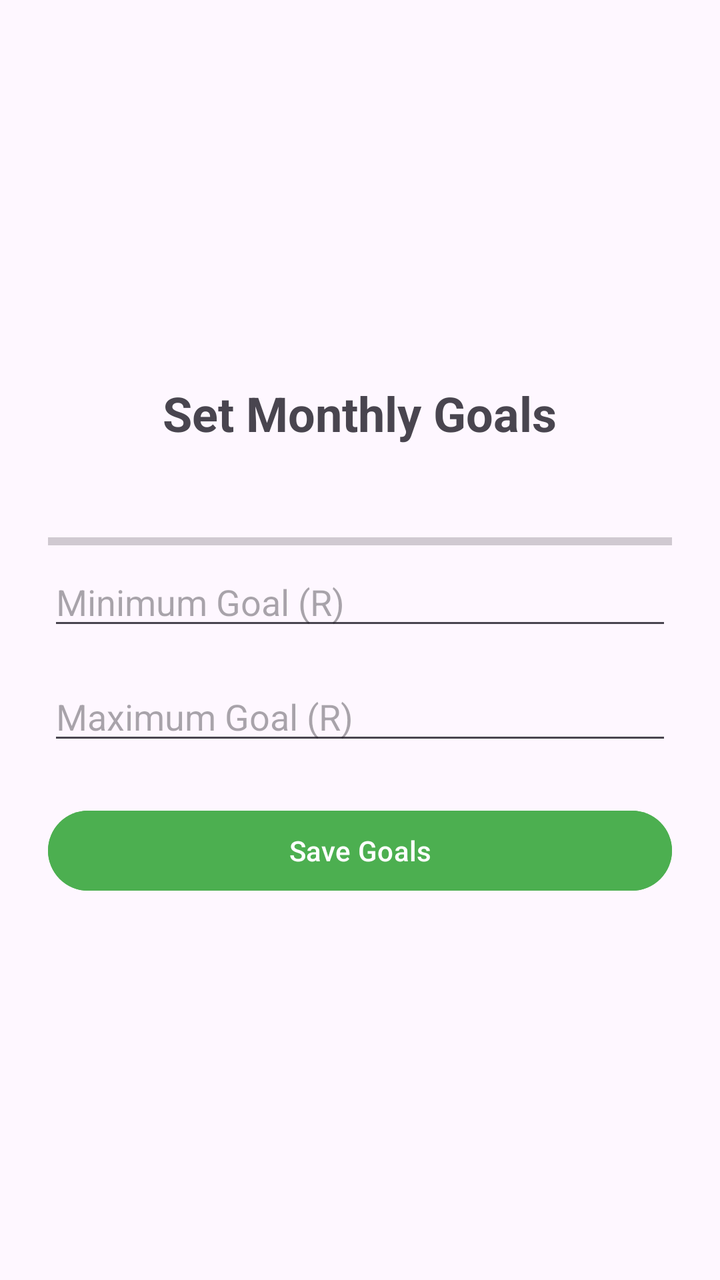
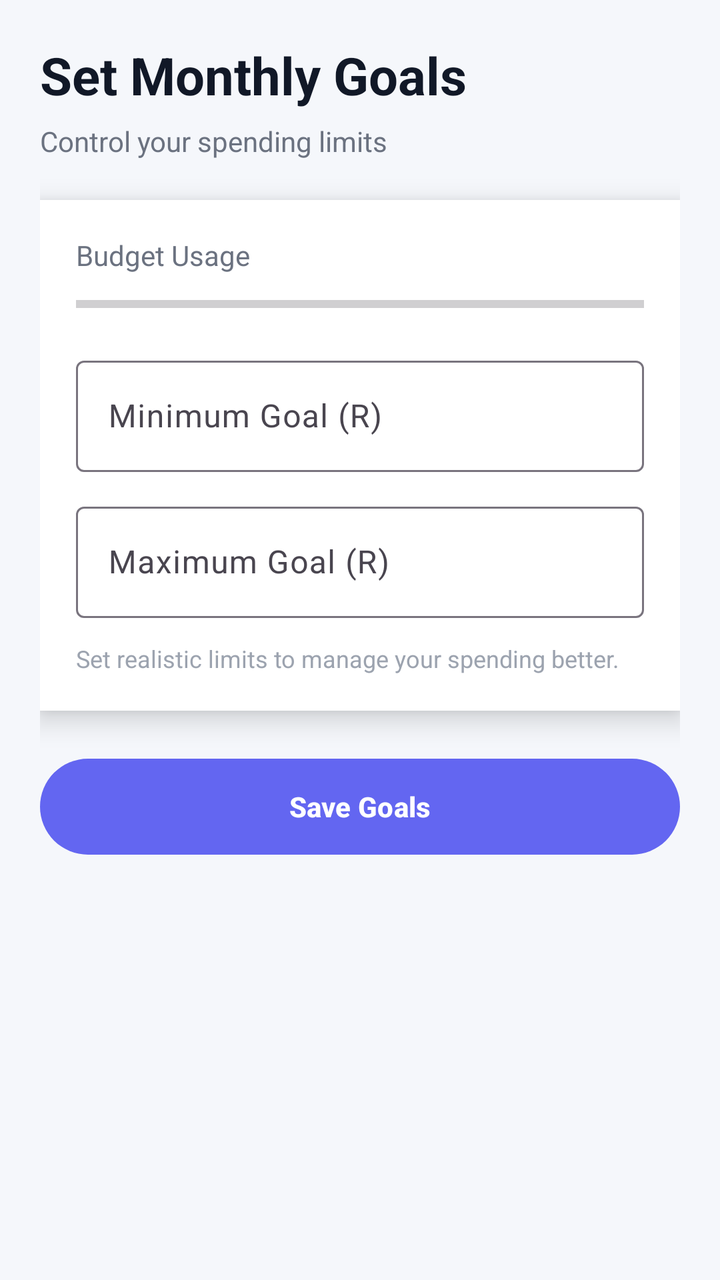

Compare the two renders of this Android layout. The source of the first and the diff that turns it into the second are given below.
<!-- AndroidManifest.xml: application theme Theme.BudgetX -->
<!-- res/layout/activity_goal_settings.xml -->
<LinearLayout xmlns:android="http://schemas.android.com/apk/res/android"
    android:layout_width="match_parent"
    android:layout_height="match_parent"
    android:orientation="vertical"
    android:padding="24dp"
    android:gravity="center">

    <TextView
        android:layout_width="wrap_content"
        android:layout_height="wrap_content"
        android:text="Set Monthly Goals"
        android:textSize="24sp"
        android:textStyle="bold"
        android:layout_marginBottom="32dp" />

    <ProgressBar
        android:id="@+id/pbBudget"
        style="?android:attr/progressBarStyleHorizontal"
        android:layout_width="match_parent"
        android:layout_height="wrap_content"
        android:max="100"
        android:progress="0"
        android:progressTint="#4CAF50"
        android:layout_marginTop="8dp" />

    <EditText
        android:id="@+id/etMinGoal"
        android:layout_width="match_parent"
        android:layout_height="wrap_content"
        android:hint="Minimum Goal (R)"
        android:inputType="numberDecimal"
        android:layout_marginBottom="16dp" />

    <EditText
        android:id="@+id/etMaxGoal"
        android:layout_width="match_parent"
        android:layout_height="wrap_content"
        android:hint="Maximum Goal (R)"
        android:inputType="numberDecimal"
        android:layout_marginBottom="24dp" />

    <Button
        android:id="@+id/btnSaveGoals"
        android:layout_width="match_parent"
        android:layout_height="wrap_content"
        android:text="Save Goals"
        android:backgroundTint="#4CAF50" />
</LinearLayout>
<!-- resources referenced by this layout -->
<resources>
  <style name="Theme.BudgetX" parent="Base.Theme.BudgetX" />
  <style name="Base.Theme.BudgetX" parent="Theme.Material3.DayNight.NoActionBar">
          
          
      </style>
</resources>

<!-- the commit's change to res/layout/activity_goal_settings.xml (unified diff, before → after) -->
@@ -1,48 +1,105 @@
 <LinearLayout xmlns:android="http://schemas.android.com/apk/res/android"
+    xmlns:app="http://schemas.android.com/apk/res-auto"
     android:layout_width="match_parent"
     android:layout_height="match_parent"
     android:orientation="vertical"
-    android:padding="24dp"
-    android:gravity="center">
+    android:background="#F5F7FB"
+    android:padding="20dp">
+
+    
+    <TextView
+        android:layout_width="wrap_content"
+        android:layout_height="wrap_content"
+        android:text="Set Monthly Goals"
+        android:textSize="26sp"
+        android:textStyle="bold"
+        android:textColor="#111827"
+        android:layout_marginBottom="6dp"/>
 
     <TextView
         android:layout_width="wrap_content"
         android:layout_height="wrap_content"
-        android:text="Set Monthly Goals"
-        android:textSize="24sp"
-        android:textStyle="bold"
-        android:layout_marginBottom="32dp" />
+        android:text="Control your spending limits"
+        android:textSize="14sp"
+        android:textColor="#6B7280"
+        android:layout_marginBottom="20dp"/>
 
-    <ProgressBar
-        android:id="@+id/pbBudget"
-        style="?android:attr/progressBarStyleHorizontal"
+    
+    <LinearLayout
         android:layout_width="match_parent"
         android:layout_height="wrap_content"
-        android:max="100"
-        android:progress="0"
-        android:progressTint="#4CAF50"
-        android:layout_marginTop="8dp" />
+        android:orientation="vertical"
+        android:background="#FFFFFF"
+        android:padding="18dp"
+        android:elevation="8dp">
 
-    <EditText
-        android:id="@+id/etMinGoal"
-        android:layout_width="match_parent"
-        android:layout_height="wrap_content"
-        android:hint="Minimum Goal (R)"
-        android:inputType="numberDecimal"
-        android:layout_marginBottom="16dp" />
+        
+        <TextView
+            android:layout_width="wrap_content"
+            android:layout_height="wrap_content"
+            android:text="Budget Usage"
+            android:textSize="14sp"
+            android:textColor="#6B7280"/>
 
-    <EditText
-        android:id="@+id/etMaxGoal"
-        android:layout_width="match_parent"
-        android:layout_height="wrap_content"
-        android:hint="Maximum Goal (R)"
-        android:inputType="numberDecimal"
-        android:layout_marginBottom="24dp" />
+        <ProgressBar
+            android:id="@+id/pbBudget"
+            style="?android:attr/progressBarStyleHorizontal"
+            android:layout_width="match_parent"
+            android:layout_height="10dp"
+            android:max="100"
+            android:progress="0"
+            android:layout_marginTop="10dp"
+            android:progressTint="#6366F1"
+            android:backgroundTint="#E5E7EB"/>
 
-    <Button
+        
+        <com.google.android.material.textfield.TextInputLayout
+            android:layout_width="match_parent"
+            android:layout_height="wrap_content"
+            android:hint="Minimum Goal (R)"
+            android:layout_marginTop="18dp">
+
+            <com.google.android.material.textfield.TextInputEditText
+                android:id="@+id/etMinGoal"
+                android:layout_width="match_parent"
+                android:layout_height="wrap_content"
+                android:inputType="numberDecimal"/>
+        </com.google.android.material.textfield.TextInputLayout>
+
+        
+        <com.google.android.material.textfield.TextInputLayout
+            android:layout_width="match_parent"
+            android:layout_height="wrap_content"
+            android:hint="Maximum Goal (R)"
+            android:layout_marginTop="12dp">
+
+            <com.google.android.material.textfield.TextInputEditText
+                android:id="@+id/etMaxGoal"
+                android:layout_width="match_parent"
+                android:layout_height="wrap_content"
+                android:inputType="numberDecimal"/>
+        </com.google.android.material.textfield.TextInputLayout>
+
+        
+        <TextView
+            android:layout_width="wrap_content"
+            android:layout_height="wrap_content"
+            android:text="Set realistic limits to manage your spending better."
+            android:textSize="12sp"
+            android:textColor="#9CA3AF"
+            android:layout_marginTop="12dp"/>
+
+    </LinearLayout>
+
+    
+    <com.google.android.material.button.MaterialButton
         android:id="@+id/btnSaveGoals"
         android:layout_width="match_parent"
-        android:layout_height="wrap_content"
+        android:layout_height="56dp"
         android:text="Save Goals"
-        android:backgroundTint="#4CAF50" />
+        android:textStyle="bold"
+        android:textColor="#FFFFFF"
+        app:backgroundTint="#6366F1"
+        android:layout_marginTop="20dp"/>
+
 </LinearLayout>
